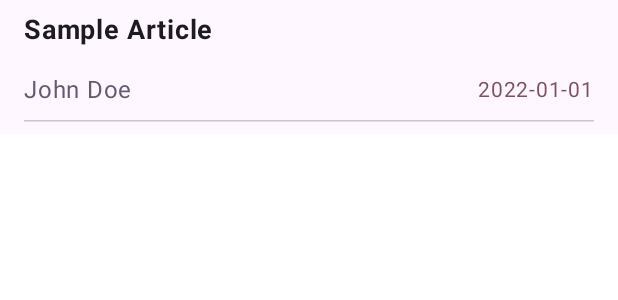
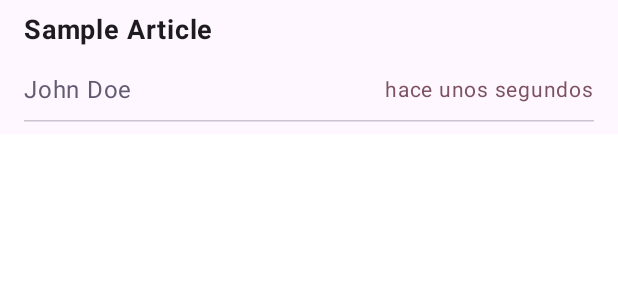
Before and after one commit to DavidMerchan93/RavenTechTest, an Android app built with Jetpack Compose: the @Preview function ArticleItemPreview, on a phone screen of 412 x 824 dp. Shown: the top 300 px of the screen. Run offline under Robolectric (Android 15) with nearby library versions, the phone set to English and light mode, and no system bars; 5 statements that could not run were skipped.

```diff
--- /dev/null
+++ b/core/src/main/java/com/davidmerchan/core/date/DateFormatter.kt
@@ -0,0 +1,39 @@
+package com.davidmerchan.core.date
+
+import android.content.Context
+import com.davidmerchan.core.R
+import java.time.LocalDateTime
+import java.time.ZoneId
+import java.time.ZonedDateTime
+import java.time.format.DateTimeFormatter
+import java.time.temporal.ChronoUnit
+
+object DateFormatter {
+
+    private const val DATE_FORMAT = "dd MMM yyyy"
+
+    fun parseIsoStringToLocalDateTime(isoString: String): LocalDateTime {
+        val formatter = DateTimeFormatter.ISO_DATE_TIME
+        val zonedDateTime = ZonedDateTime.parse(isoString, formatter)
+        return zonedDateTime.toLocalDateTime()
+    }
+
+    fun formatRelativeDate(context: Context, dateTime: LocalDateTime): String {
+        val now = LocalDateTime.now(ZoneId.systemDefault())
+
+        val daysDiff = ChronoUnit.DAYS.between(dateTime.toLocalDate(), now.toLocalDate())
+        val hoursDiff = ChronoUnit.HOURS.between(dateTime, now)
+        val minutesDiff = ChronoUnit.MINUTES.between(dateTime, now)
+
+        return when (daysDiff) {
+            0L -> when {
+                hoursDiff > 0 -> context.getString(R.string.hours_ago, hoursDiff)
+                minutesDiff > 0 -> context.getString(R.string.minutes_ago, minutesDiff)
+                else -> context.getString(R.string.seconds_ago)
+            }
+            1L -> context.getString(R.string.yesterday)
+            in 2..6 -> context.getString(R.string.days_ago, daysDiff)
+            else -> dateTime.format(DateTimeFormatter.ofPattern(DATE_FORMAT))
+        }
+    }
+}
--- /dev/null
+++ b/core/src/main/res/values/strings.xml
@@ -0,0 +1,8 @@
+<?xml version="1.0" encoding="utf-8"?>
+<resources>
+    <string name="hours_ago">hace %d horas</string>
+    <string name="minutes_ago">hace %d minutos</string>
+    <string name="seconds_ago">hace unos segundos</string>
+    <string name="days_ago">%d días atrás</string>
+    <string name="yesterday">ayer</string>
+</resources>
--- a/feature/home/src/main/java/com/davidmerchan/home/presentation/components/ArticleItem.kt
+++ b/feature/home/src/main/java/com/davidmerchan/home/presentation/components/ArticleItem.kt
@@ -1,5 +1,6 @@
 package com.davidmerchan.home.presentation.components
 
+import android.content.Context
 import androidx.compose.foundation.background
 import androidx.compose.foundation.clickable
 import androidx.compose.foundation.layout.Column
@@ -13,10 +14,12 @@ import androidx.compose.material3.MaterialTheme
 import androidx.compose.material3.Text
 import androidx.compose.runtime.Composable
 import androidx.compose.ui.Modifier
+import androidx.compose.ui.platform.LocalContext
 import androidx.compose.ui.text.font.FontWeight
 import androidx.compose.ui.tooling.preview.Preview
 import androidx.compose.ui.unit.dp
 import androidx.compose.ui.unit.sp
+import com.davidmerchan.core.date.DateFormatter
 import com.davidmerchan.designsystem.theme.RavenTechTestTheme
 import com.davidmerchan.home.domain.model.ArticleModel
 
@@ -26,6 +29,8 @@ fun ArticleItem(
     modifier: Modifier = Modifier,
     onShowDetail: () -> Unit,
 ) {
+    val context = LocalContext.current
+
     Column(
         modifier = modifier
             .fillMaxWidth()
@@ -52,7 +57,7 @@ fun ArticleItem(
                 fontSize = 16.sp
             )
             Text(
-                text = article.createdAt,
+                text = article.createdAt.formatDate(context),
                 color = MaterialTheme.colorScheme.tertiary,
                 fontSize = 14.sp
             )
@@ -81,3 +86,9 @@ private fun ArticleItemPreview() {
         )
     }
 }
+
+private fun String.formatDate(context: Context): String {
+    val date = DateFormatter.parseIsoStringToLocalDateTime(this)
+    val dateFormated = DateFormatter.formatRelativeDate(context, date)
+    return dateFormated
+}
--- a/feature/home/src/main/res/values/strings.xml
+++ b/feature/home/src/main/res/values/strings.xml
@@ -3,4 +3,5 @@
     <string name="article_deleted_message">Artículo eliminado</string>
     <string name="article_deleted_undo_button">Deshacer</string>
     <string name="article_deleted_error_message">No fue posible eliminar el artículo</string>
+    <string name="empty_articles_error">Lo sentimos, no encontramos artículos</string>
 </resources>
```
Also changed, not shown: core/src/main/java/com/davidmerchan/core/utils/Message.kt (added, +14 -0 lines), core/src/main/java/com/davidmerchan/core/utils/Validator.kt (added, +7 -0 lines), feature/home/src/main/java/com/davidmerchan/home/presentation/HomeScreen.kt (+11 -2 lines).
